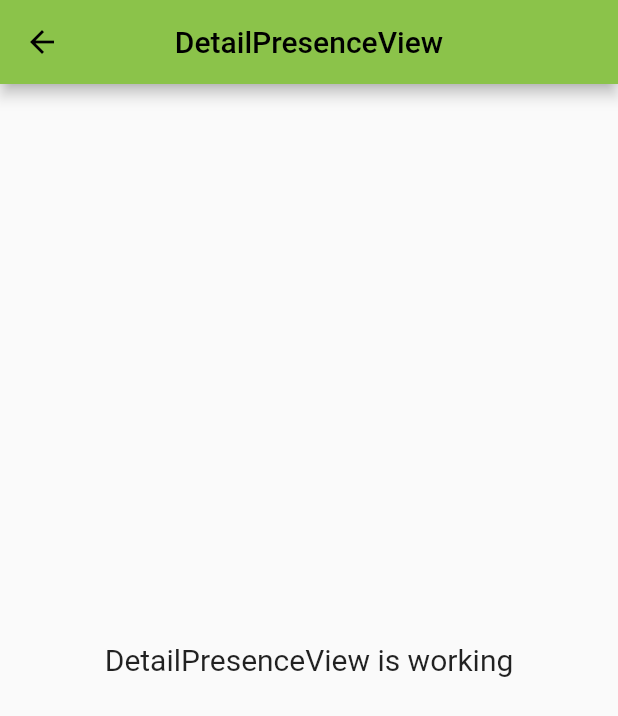
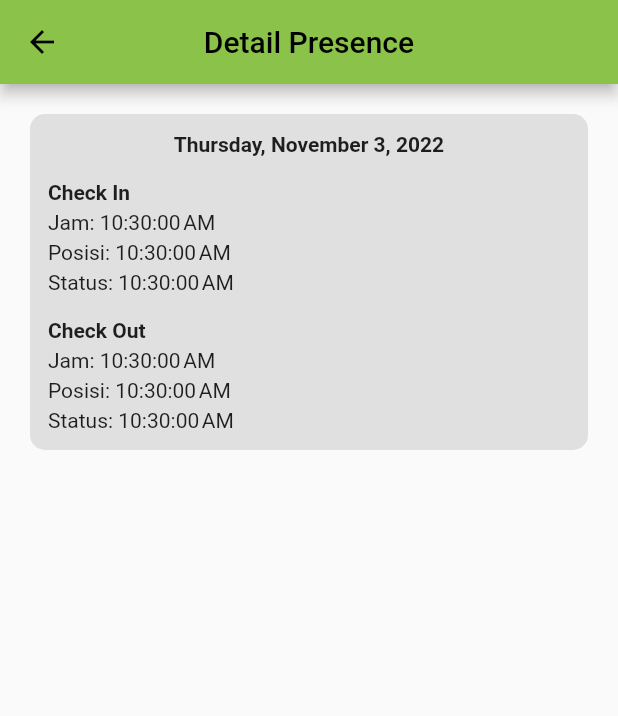
Before and after one commit to handika231/flutter-portofolio, a Flutter app: the DetailPresenceView screen opened by its route, on a phone screen of 412 x 824 dp. Shown: the top 716 px of the screen. Run offline on Flutter 3.47's test engine with Material 2 defaults, Android fonts, the phone set to English and light mode, and no system bars; our stand-ins replace cloud_firestore, firebase_auth, firebase_core, firebase_storage, get, image_picker and 1 more; accounts and stored records are empty.

Commit message:
create all presence

```diff
--- a/presence_app/lib/app/modules/detail_presence/views/detail_presence_view.dart
+++ b/presence_app/lib/app/modules/detail_presence/views/detail_presence_view.dart
@@ -1,6 +1,6 @@
 import 'package:flutter/material.dart';
-
 import 'package:get/get.dart';
+import 'package:intl/intl.dart';
 
 import '../controllers/detail_presence_controller.dart';
 
@@ -10,14 +10,119 @@ class DetailPresenceView extends GetView<DetailPresenceController> {
   Widget build(BuildContext context) {
     return Scaffold(
       appBar: AppBar(
-        title: const Text('DetailPresenceView'),
+        title: const Text('Detail Presence'),
         centerTitle: true,
       ),
-      body: Center(
-        child: Text(
-          'DetailPresenceView is working',
-          style: TextStyle(fontSize: 20),
-        ),
+      body: ListView(
+        padding: const EdgeInsets.all(20),
+        children: [
+          Container(
+            padding: const EdgeInsets.all(12),
+            decoration: BoxDecoration(
+              color: Colors.grey[300],
+              borderRadius: BorderRadius.circular(10),
+            ),
+            child: Column(
+              crossAxisAlignment: CrossAxisAlignment.stretch,
+              children: [
+                Center(
+                  child: Text(
+                    DateFormat.yMMMMEEEEd().format(
+                      DateTime.now(),
+                    ),
+                    style: const TextStyle(
+                      fontWeight: FontWeight.bold,
+                    ),
+                  ),
+                ),
+                const SizedBox(
+                  height: 16,
+                ),
+                const Text(
+                  'Check In ',
+                  style: TextStyle(
+                    fontWeight: FontWeight.w600,
+                  ),
+                ),
+                const SizedBox(
+                  height: 4,
+                ),
+                Text(
+                  'Jam: ${DateFormat.jms().format(
+                    DateTime.now(),
+                  )}',
+                  style: const TextStyle(
+                    fontWeight: FontWeight.w400,
+                  ),
+                ),
+                const SizedBox(
+                  height: 4,
+                ),
+                Text(
+                  'Posisi: ${DateFormat.jms().format(
+                    DateTime.now(),
+                  )}',
+                  style: const TextStyle(
+                    fontWeight: FontWeight.w400,
+                  ),
+                ),
+                const SizedBox(
+                  height: 4,
+                ),
+                Text(
+                  'Status: ${DateFormat.jms().format(
+                    DateTime.now(),
+                  )}',
+                  style: const TextStyle(
+                    fontWeight: FontWeight.w400,
+                  ),
+                ),
+                const SizedBox(
+                  height: 16,
+                ),
+                const Text(
+                  'Check Out ',
+                  style: TextStyle(
+                    fontWeight: FontWeight.w600,
+                  ),
+                ),
+                const SizedBox(
+                  height: 4,
+                ),
+                Text(
+                  'Jam: ${DateFormat.jms().format(
+                    DateTime.now(),
+                  )}',
+                  style: const TextStyle(
+                    fontWeight: FontWeight.w400,
+                  ),
+                ),
+                const SizedBox(
+                  height: 4,
+                ),
+                Text(
+                  'Posisi: ${DateFormat.jms().format(
+                    DateTime.now(),
+                  )}',
+                  style: const TextStyle(
+                    fontWeight: FontWeight.w400,
+                  ),
+                ),
+                const SizedBox(
+                  height: 4,
+                ),
+                Text(
+                  'Status: ${DateFormat.jms().format(
+                    DateTime.now(),
+                  )}',
+                  style: const TextStyle(
+                    fontWeight: FontWeight.w400,
+                  ),
+                ),
+              ],
+            ),
+          ),
+        ],
       ),
     );
   }
--- a/presence_app/lib/app/routes/app_pages.dart
+++ b/presence_app/lib/app/routes/app_pages.dart
@@ -2,6 +2,8 @@ import 'package:get/get.dart';
 
 import '../modules/add_employee/bindings/add_employee_binding.dart';
 import '../modules/add_employee/views/add_employee_view.dart';
+import '../modules/all_presence/bindings/all_presence_binding.dart';
+import '../modules/all_presence/views/all_presence_view.dart';
 import '../modules/detail_presence/bindings/detail_presence_binding.dart';
 import '../modules/detail_presence/views/detail_presence_view.dart';
 import '../modules/home/bindings/home_binding.dart';
@@ -58,5 +60,10 @@ class AppPages {
       page: () => const DetailPresenceView(),
       binding: DetailPresenceBinding(),
     ),
+    GetPage(
+      name: _Paths.ALL_PRESENCE,
+      page: () => const AllPresenceView(),
+      binding: AllPresenceBinding(),
+    ),
   ];
 }
--- a/presence_app/lib/app/routes/app_routes.dart
+++ b/presence_app/lib/app/routes/app_routes.dart
@@ -10,6 +10,7 @@ abstract class Routes {
   static const UPDATE_PROFILE = _Paths.UPDATE_PROFILE;
   static const MAIN = _Paths.MAIN;
   static const DETAIL_PRESENCE = _Paths.DETAIL_PRESENCE;
+  static const ALL_PRESENCE = _Paths.ALL_PRESENCE;
 }
 
 abstract class _Paths {
@@ -21,4 +22,5 @@ abstract class _Paths {
   static const UPDATE_PROFILE = '/update-profile';
   static const MAIN = '/main';
   static const DETAIL_PRESENCE = '/detail-presence';
+  static const ALL_PRESENCE = '/all-presence';
 }
--- a/presence_app/lib/main.dart
+++ b/presence_app/lib/main.dart
@@ -9,5 +9,5 @@ void main() async {
   await Firebase.initializeApp(
     options: DefaultFirebaseOptions.currentPlatform,
   );
-  runApp(Application());
+  runApp(const Application());
 }
```
Also changed, not shown: presence_app/lib/app/modules/all_presence/bindings/all_presence_binding.dart (added, +12 -0 lines), presence_app/lib/app/modules/all_presence/controllers/all_presence_controller.dart (added, +23 -0 lines), presence_app/lib/app/modules/all_presence/views/all_presence_view.dart (added, +24 -0 lines), presence_app/lib/app/modules/home/views/home_view.dart (+16 -3 lines), 1 other file.
